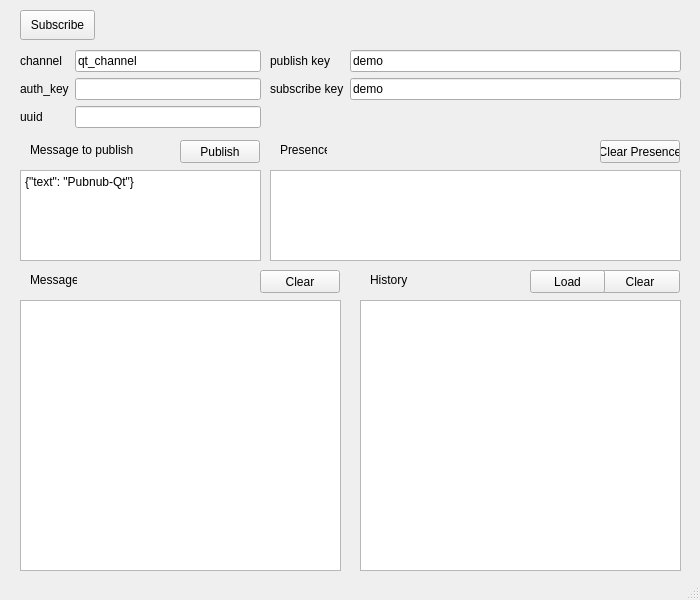
Qt form qt/console/pubnubconsole.ui (jplflyer/PubNub) before a commit.
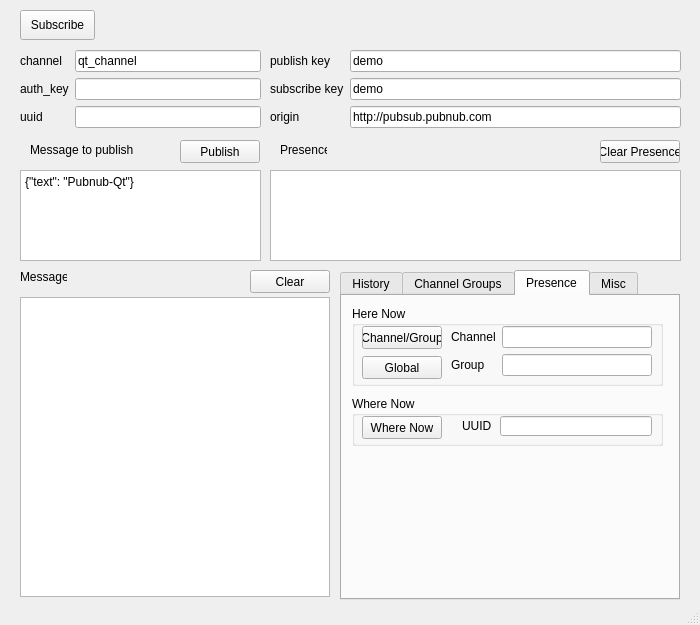
The same form after that commit.

Commit message: Qt Console improvements: presence, channel groups, misc.

What changed in the file:
```diff
--- a/qt/console/pubnubconsole.ui
+++ b/qt/console/pubnubconsole.ui
@@ -7,7 +7,7 @@
     <x>0</x>
     <y>0</y>
     <width>700</width>
-    <height>600</height>
+    <height>625</height>
    </rect>
   </property>
   <property name="windowTitle">
@@ -84,13 +84,6 @@
        </property>
       </widget>
      </item>
-     <item row="1" column="1">
-      <widget class="QLineEdit" name="subscribeKeyField">
-       <property name="text">
-        <string>demo</string>
-       </property>
-      </widget>
-     </item>
      <item row="1" column="0">
       <widget class="QLabel" name="subscribeKeyLabel">
        <property name="text">
@@ -98,6 +91,27 @@
        </property>
       </widget>
      </item>
+     <item row="1" column="1">
+      <widget class="QLineEdit" name="subscribeKeyField">
+       <property name="text">
+        <string>demo</string>
+       </property>
+      </widget>
+     </item>
+     <item row="2" column="1">
+      <widget class="QLineEdit" name="originField">
+       <property name="text">
+        <string>http://pubsub.pubnub.com</string>
+       </property>
+      </widget>
+     </item>
+     <item row="2" column="0">
+      <widget class="QLabel" name="originLabel">
+       <property name="text">
+        <string>origin</string>
+       </property>
+      </widget>
+     </item>
     </layout>
    </widget>
    <widget class="QPushButton" name="subscribeButton">
@@ -191,26 +205,384 @@
      <string>Clear Presence</string>
     </property>
    </widget>
-   <widget class="QPushButton" name="subscribeClearButton">
+   <widget class="QTabWidget" name="tabWidget">
     <property name="geometry">
      <rect>
-      <x>260</x>
+      <x>340</x>
       <y>270</y>
-      <width>80</width>
-      <height>23</height>
+      <width>340</width>
+      <height>330</height>
      </rect>
     </property>
-    <property name="text">
-     <string>Clear</string>
+    <property name="currentIndex">
+     <number>2</number>
     </property>
+    <widget class="QWidget" name="historyTab">
+     <attribute name="title">
+      <string>History</string>
+     </attribute>
+     <widget class="QPushButton" name="historyLoadButton">
+      <property name="geometry">
+       <rect>
+        <x>180</x>
+        <y>3</y>
+        <width>75</width>
+        <height>22</height>
+       </rect>
+      </property>
+      <property name="text">
+       <string>Load</string>
+      </property>
+     </widget>
+     <widget class="QPushButton" name="historyClearButton">
+      <property name="geometry">
+       <rect>
+        <x>250</x>
+        <y>3</y>
+        <width>80</width>
+        <height>22</height>
+       </rect>
+      </property>
+      <property name="text">
+       <string>Clear</string>
+      </property>
+     </widget>
+     <widget class="QPlainTextEdit" name="historyOutput">
+      <property name="geometry">
+       <rect>
+        <x>10</x>
+        <y>30</y>
+        <width>320</width>
+        <height>271</height>
+       </rect>
+      </property>
+      <property name="readOnly">
+       <bool>true</bool>
+      </property>
+     </widget>
+     <widget class="QLabel" name="historyOutputLabel">
+      <property name="geometry">
+       <rect>
+        <x>20</x>
+        <y>0</y>
+        <width>47</width>
+        <height>20</height>
+       </rect>
+      </property>
+      <property name="text">
+       <string>History</string>
+      </property>
+     </widget>
+    </widget>
+    <widget class="QWidget" name="channelGroupsTab">
+     <attribute name="title">
+      <string>Channel Groups</string>
+     </attribute>
+     <widget class="QWidget" name="formLayoutWidget_3">
+      <property name="geometry">
+       <rect>
+        <x>10</x>
+        <y>80</y>
+        <width>310</width>
+        <height>60</height>
+       </rect>
+      </property>
+      <layout class="QFormLayout" name="formLayout">
+       <item row="0" column="1">
+        <widget class="QLineEdit" name="channelGroupField"/>
+       </item>
+       <item row="0" column="0">
+        <widget class="QLabel" name="groupLabel">
+         <property name="text">
+          <string>Channel Group</string>
+         </property>
+        </widget>
+       </item>
+       <item row="1" column="0">
+        <widget class="QLabel" name="groupLabel_2">
+         <property name="text">
+          <string>Channel</string>
+         </property>
+        </widget>
+       </item>
+       <item row="1" column="1">
+        <widget class="QLineEdit" name="cgChannelField"/>
+       </item>
+      </layout>
+     </widget>
+     <widget class="QPushButton" name="listCGButton">
+      <property name="geometry">
+       <rect>
+        <x>10</x>
+        <y>10</y>
+        <width>150</width>
+        <height>23</height>
+       </rect>
+      </property>
+      <property name="text">
+       <string>List Channel Group</string>
+      </property>
+     </widget>
+     <widget class="QPushButton" name="addChannel2CGButton">
+      <property name="geometry">
+       <rect>
+        <x>170</x>
+        <y>10</y>
+        <width>150</width>
+        <height>23</height>
+       </rect>
+      </property>
+      <property name="text">
+       <string>Add Channel to Group</string>
+      </property>
+     </widget>
+     <widget class="QPushButton" name="removeChannelFromCGButton">
+      <property name="geometry">
+       <rect>
+        <x>170</x>
+        <y>40</y>
+        <width>150</width>
+        <height>23</height>
+       </rect>
+      </property>
+      <property name="text">
+       <string>Remove Channel from Group</string>
+      </property>
+     </widget>
+     <widget class="QPushButton" name="removeCGButton">
+      <property name="geometry">
+       <rect>
+        <x>10</x>
+        <y>40</y>
+        <width>150</width>
+        <height>23</height>
+       </rect>
+      </property>
+      <property name="text">
+       <string>Remove Channel Group</string>
+      </property>
+     </widget>
+    </widget>
+    <widget class="QWidget" name="presenceTab">
+     <attribute name="title">
+      <string>Presence</string>
+     </attribute>
+     <widget class="QGroupBox" name="hereNowBox">
+      <property name="geometry">
+       <rect>
+        <x>10</x>
+        <y>10</y>
+        <width>311</width>
+        <height>80</height>
+       </rect>
+      </property>
+      <property name="title">
+       <string>Here Now</string>
+      </property>
+      <widget class="QWidget" name="formLayoutWidget_4">
+       <property name="geometry">
+        <rect>
+         <x>99</x>
+         <y>20</y>
+         <width>201</width>
+         <height>60</height>
+        </rect>
+       </property>
+       <layout class="QFormLayout" name="formLayout_2">
+        <item row="0" column="1">
+         <widget class="QLineEdit" name="presenceHereNowChannelField">
+          <property name="text">
+           <string/>
+          </property>
+         </widget>
+        </item>
+        <item row="0" column="0">
+         <widget class="QLabel" name="presenceHereNowChannelLabel">
+          <property name="text">
+           <string>Channel</string>
+          </property>
+         </widget>
+        </item>
+        <item row="1" column="0">
+         <widget class="QLabel" name="presenceHereNowGroupLabel">
+          <property name="text">
+           <string>Group</string>
+          </property>
+         </widget>
+        </item>
+        <item row="1" column="1">
+         <widget class="QLineEdit" name="presenceHereNowGroupField">
+          <property name="text">
+           <string/>
+          </property>
+         </widget>
+        </item>
+       </layout>
+      </widget>
+      <widget class="QPushButton" name="presenceHereNowCGButton">
+       <property name="geometry">
+        <rect>
+         <x>10</x>
+         <y>20</y>
+         <width>80</width>
+         <height>23</height>
+        </rect>
+       </property>
+       <property name="text">
+        <string>Channel/Group</string>
+       </property>
+      </widget>
+      <widget class="QPushButton" name="presenceHereNowGlobalButton">
+       <property name="geometry">
+        <rect>
+         <x>10</x>
+         <y>50</y>
+         <width>80</width>
+         <height>23</height>
+        </rect>
+       </property>
+       <property name="text">
+        <string>Global</string>
+       </property>
+      </widget>
+     </widget>
+     <widget class="QGroupBox" name="groupBox">
+      <property name="geometry">
+       <rect>
+        <x>10</x>
+        <y>100</y>
+        <width>311</width>
+        <height>50</height>
+       </rect>
+      </property>
+      <property name="title">
+       <string>Where Now</string>
+      </property>
+      <widget class="QPushButton" name="presenceWhereNowButton">
+       <property name="geometry">
+        <rect>
+         <x>10</x>
+         <y>20</y>
+         <width>80</width>
+         <height>23</height>
+        </rect>
+       </property>
+       <property name="text">
+        <string>Where Now</string>
+       </property>
+      </widget>
+      <widget class="QLabel" name="presenceWhereNowUUIDLabel">
+       <property name="geometry">
+        <rect>
+         <x>110</x>
+         <y>20</y>
+         <width>40</width>
+         <height>20</height>
+        </rect>
+       </property>
+       <property name="text">
+        <string>UUID</string>
+       </property>
+      </widget>
+      <widget class="QLineEdit" name="presenceWhereNowUUIDField">
+       <property name="geometry">
+        <rect>
+         <x>148</x>
+         <y>20</y>
+         <width>152</width>
+         <height>20</height>
+        </rect>
+       </property>
+      </widget>
+     </widget>
+     <zorder>hereNowBox</zorder>
+     <zorder>groupBox</zorder>
+     <zorder>groupBox</zorder>
+    </widget>
+    <widget class="QWidget" name="miscTab">
+     <attribute name="title">
+      <string>Misc</string>
+     </attribute>
+     <widget class="QPushButton" name="timeButton">
+      <property name="geometry">
+       <rect>
+        <x>10</x>
+        <y>10</y>
+        <width>90</width>
+        <height>23</height>
+       </rect>
+      </property>
+      <property name="text">
+       <string>Time</string>
+      </property>
+     </widget>
+     <widget class="QPushButton" name="randomUUIDButton">
+      <property name="geometry">
+       <rect>
+        <x>10</x>
+        <y>50</y>
+        <width>90</width>
+        <height>23</height>
+       </rect>
+      </property>
+      <property name="text">
+       <string>Random UUID</string>
+      </property>
+     </widget>
+     <widget class="QPushButton" name="getUUIDButton">
+      <property name="geometry">
+       <rect>
+        <x>120</x>
+        <y>50</y>
+        <width>90</width>
+        <height>23</height>
+       </rect>
+      </property>
+      <property name="text">
+       <string>Get UUID</string>
+      </property>
+     </widget>
+     <widget class="QPushButton" name="setUUIDButton">
+      <property name="geometry">
+       <rect>
+        <x>230</x>
+        <y>50</y>
+        <width>90</width>
+        <height>23</height>
+       </rect>
+      </property>
+      <property name="toolTip">
+       <string>Apply UUID to the current subscription</string>
+      </property>
+      <property name="text">
+       <string>Set UUID</string>
+      </property>
+     </widget>
+     <widget class="QPushButton" name="setOrigin">
+      <property name="geometry">
+       <rect>
+        <x>230</x>
+        <y>10</y>
+        <width>90</width>
+        <height>23</height>
+       </rect>
+      </property>
+      <property name="toolTip">
+       <string>Apply UUID to the current subscription</string>
+      </property>
+      <property name="text">
+       <string>Set Origin</string>
+      </property>
+     </widget>
+    </widget>
    </widget>
    <widget class="QPlainTextEdit" name="messagesOutput">
     <property name="geometry">
      <rect>
       <x>20</x>
-      <y>300</y>
-      <width>321</width>
-      <height>271</height>
+      <y>297</y>
+      <width>310</width>
+      <height>300</height>
      </rect>
     </property>
     <property name="readOnly">
@@ -220,8 +592,8 @@
    <widget class="QLabel" name="messagesOutputLabel">
     <property name="geometry">
      <rect>
-      <x>30</x>
-      <y>270</y>
+      <x>20</x>
+      <y>267</y>
       <width>47</width>
       <height>20</height>
      </rect>
@@ -230,10 +602,10 @@
      <string>Messages</string>
     </property>
    </widget>
-   <widget class="QPushButton" name="historyClearButton">
+   <widget class="QPushButton" name="subscribeClearButton">
     <property name="geometry">
      <rect>
-      <x>600</x>
+      <x>250</x>
       <y>270</y>
       <width>80</width>
       <height>23</height>
@@ -243,45 +615,6 @@
      <string>Clear</string>
     </property>
    </widget>
-   <widget class="QPlainTextEdit" name="historyOutput">
-    <property name="geometry">
-     <rect>
-      <x>360</x>
-      <y>300</y>
-      <width>321</width>
-      <height>271</height>
-     </rect>
-    </property>
-    <property name="readOnly">
-     <bool>true</bool>
-    </property>
-   </widget>
-   <widget class="QLabel" name="historyOutputLabel">
-    <property name="geometry">
-     <rect>
-      <x>370</x>
-      <y>270</y>
-      <width>47</width>
-      <height>20</height>
-     </rect>
-    </property>
-    <property name="text">
-     <string>History</string>
-    </property>
-   </widget>
-   <widget class="QPushButton" name="historyLoadButton">
-    <property name="geometry">
-     <rect>
-      <x>530</x>
-      <y>270</y>
-      <width>75</width>
-      <height>23</height>
-     </rect>
-    </property>
-    <property name="text">
-     <string>Load</string>
-    </property>
-   </widget>
   </widget>
   <widget class="QStatusBar" name="statusbar"/>
  </widget>
```
The commit also changes 2 other files.
